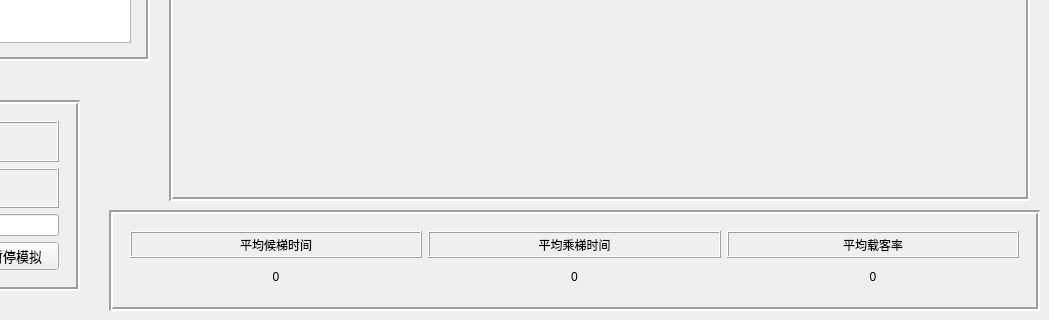
Old version of the form MCES/MCES.ui in the repository Yanjieij/yanjieij.github.io; both pictures show x 151 to 1200 and y 380 to 700 of the 1200 by 700 pixel window.
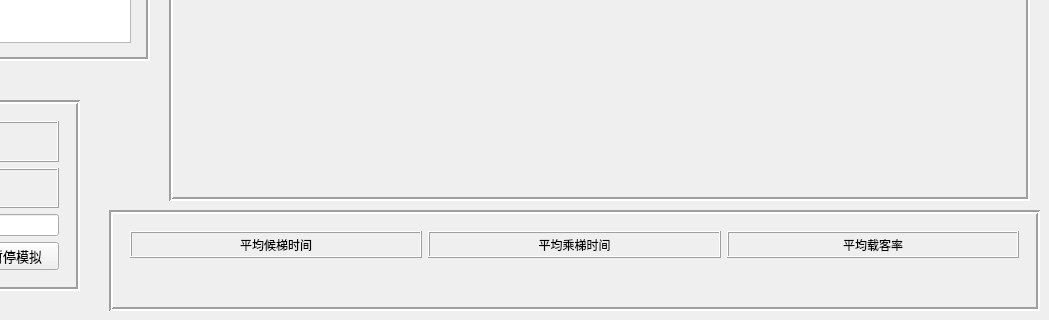
New version of the form.

The edit to the form file:
```diff
--- a/MCES/MCES.ui
+++ b/MCES/MCES.ui
@@ -558,7 +558,7 @@
       <item row="1" column="2">
        <widget class="QLabel" name="ARC">
         <property name="text">
-         <string>0</string>
+         <string/>
         </property>
         <property name="alignment">
          <set>Qt::AlignCenter</set>
@@ -568,7 +568,7 @@
       <item row="1" column="0">
        <widget class="QLabel" name="AWD">
         <property name="text">
-         <string>0</string>
+         <string/>
         </property>
         <property name="alignment">
          <set>Qt::AlignCenter</set>
@@ -578,7 +578,7 @@
       <item row="1" column="1">
        <widget class="QLabel" name="ATD">
         <property name="text">
-         <string>0</string>
+         <string/>
         </property>
         <property name="alignment">
          <set>Qt::AlignCenter</set>
```
